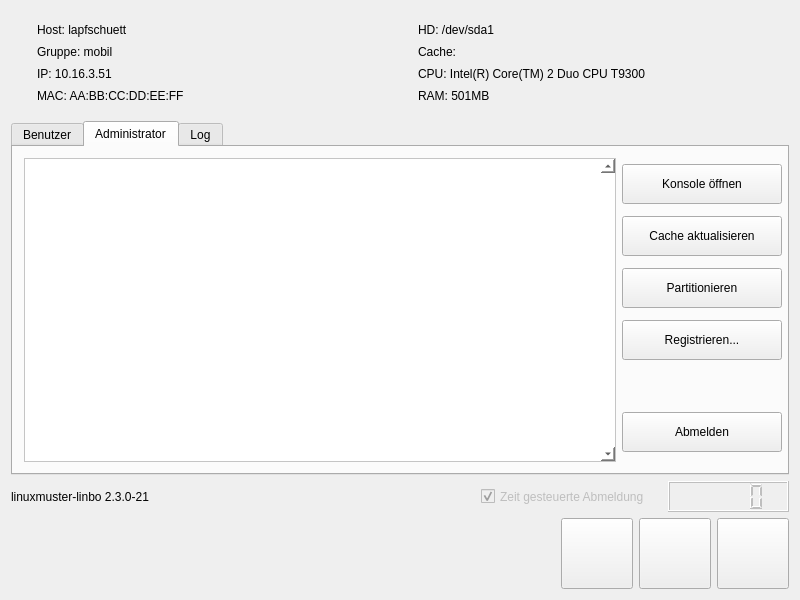
Old version of the form linbo_gui/linbogui.ui in the repository linuxmuster/linuxmuster-linbo.
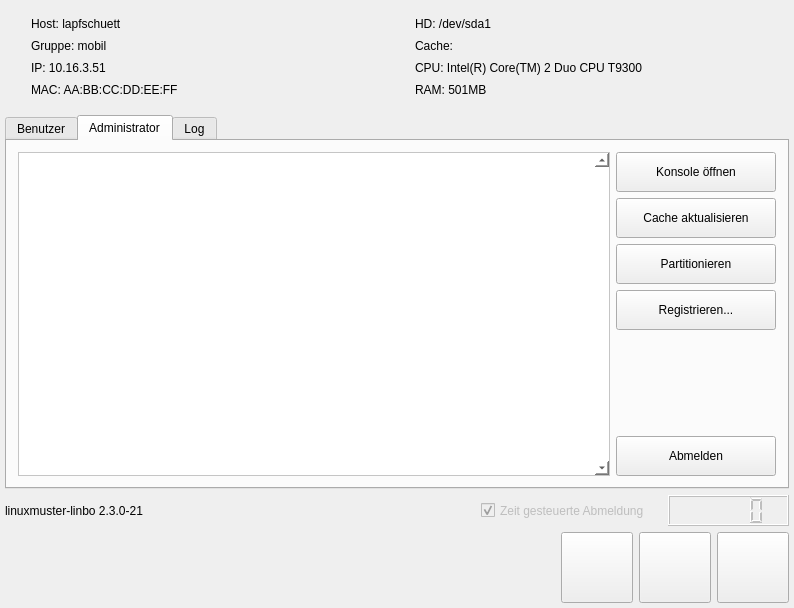
New version of the form. Icons and pictures are not drawn.

```diff
--- a/linbo_gui/linbogui.ui
+++ b/linbo_gui/linbogui.ui
@@ -6,8 +6,8 @@
    <rect>
     <x>0</x>
     <y>0</y>
-    <width>800</width>
-    <height>600</height>
+    <width>794</width>
+    <height>608</height>
    </rect>
   </property>
   <property name="windowTitle">
@@ -27,6 +27,18 @@
     <bool>true</bool>
    </property>
    <layout class="QVBoxLayout" name="verticalLayout">
+    <property name="leftMargin">
+     <number>5</number>
+    </property>
+    <property name="topMargin">
+     <number>5</number>
+    </property>
+    <property name="rightMargin">
+     <number>5</number>
+    </property>
+    <property name="bottomMargin">
+     <number>5</number>
+    </property>
     <item>
      <widget class="QSplitter" name="splitter">
       <property name="orientation">
@@ -378,8 +390,8 @@
           </property>
           <property name="minimumSize">
            <size>
-            <width>590</width>
-            <height>270</height>
+            <width>450</width>
+            <height>200</height>
            </size>
           </property>
           <property name="autoFillBackground">
@@ -399,8 +411,8 @@
             <rect>
              <x>0</x>
              <y>0</y>
-             <width>578</width>
-             <height>324</height>
+             <width>499</width>
+             <height>277</height>
             </rect>
            </property>
            <layout class="QGridLayout" name="gridLayout_4">
@@ -429,7 +441,7 @@
           <item>
            <widget class="QPushButton" name="console">
             <property name="sizePolicy">
-             <sizepolicy hsizetype="Fixed" vsizetype="Fixed">
+             <sizepolicy hsizetype="Preferred" vsizetype="Fixed">
               <horstretch>0</horstretch>
               <verstretch>0</verstretch>
              </sizepolicy>
@@ -452,7 +464,7 @@
           <item>
            <widget class="QPushButton" name="initcache">
             <property name="sizePolicy">
-             <sizepolicy hsizetype="Fixed" vsizetype="Fixed">
+             <sizepolicy hsizetype="Preferred" vsizetype="Fixed">
               <horstretch>0</horstretch>
               <verstretch>0</verstretch>
              </sizepolicy>
@@ -475,7 +487,7 @@
           <item>
            <widget class="QPushButton" name="partition">
             <property name="sizePolicy">
-             <sizepolicy hsizetype="Fixed" vsizetype="Fixed">
+             <sizepolicy hsizetype="Preferred" vsizetype="Fixed">
               <horstretch>0</horstretch>
               <verstretch>0</verstretch>
              </sizepolicy>
@@ -498,7 +510,7 @@
           <item>
            <widget class="QPushButton" name="doregister">
             <property name="sizePolicy">
-             <sizepolicy hsizetype="Fixed" vsizetype="Fixed">
+             <sizepolicy hsizetype="Preferred" vsizetype="Fixed">
               <horstretch>0</horstretch>
               <verstretch>0</verstretch>
              </sizepolicy>
@@ -524,7 +536,7 @@
              <enum>Qt::Vertical</enum>
             </property>
             <property name="sizeType">
-             <enum>QSizePolicy::Minimum</enum>
+             <enum>QSizePolicy::Expanding</enum>
             </property>
             <property name="sizeHint" stdset="0">
              <size>
@@ -537,7 +549,7 @@
           <item>
            <widget class="QPushButton" name="logout">
             <property name="sizePolicy">
-             <sizepolicy hsizetype="Fixed" vsizetype="Fixed">
+             <sizepolicy hsizetype="Preferred" vsizetype="Fixed">
               <horstretch>0</horstretch>
               <verstretch>0</verstretch>
              </sizepolicy>
```
Left out of the diff: 14 changed lines with no effect on the pictures.
